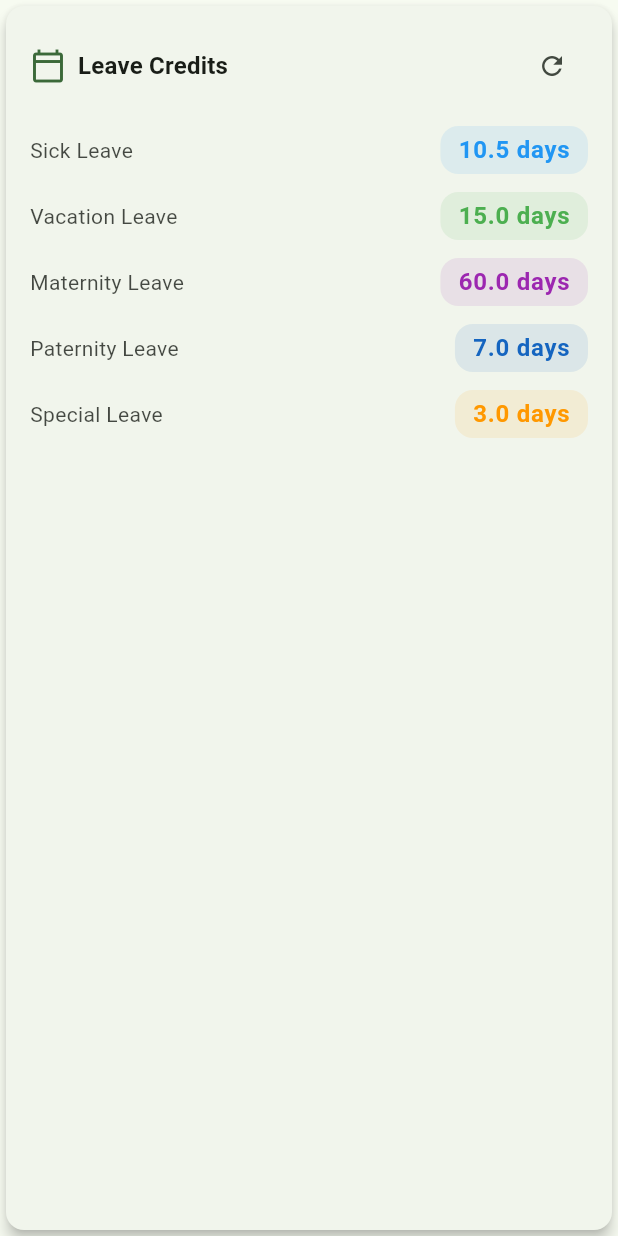
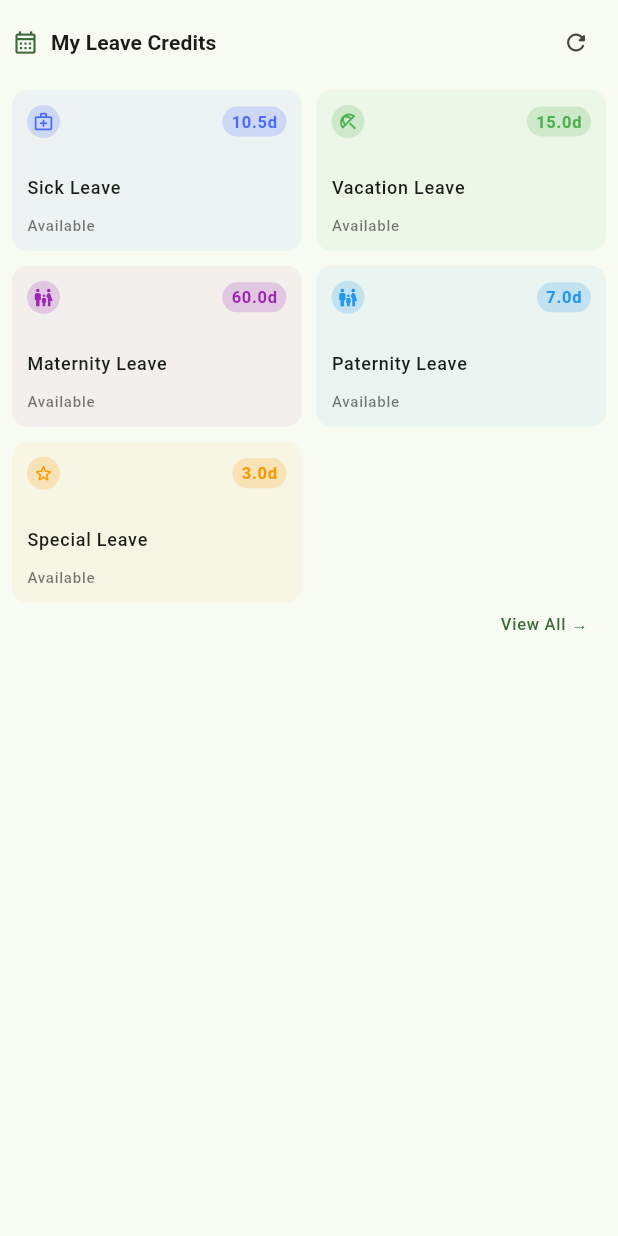
Before and after one commit to TjayAmit/portal, a Flutter app: the LeaveCreditsCard widget shown alone on an empty page, opened directly, on a phone screen of 412 x 824 dp. Run offline on Flutter 3.47's test engine with Material 3 defaults, Android fonts, the phone set to English and light mode, and no system bars; our stand-ins replace flutter_riverpod, google_fonts, local_auth; network calls fail.

Commit message:
refactor: make better design of leave credits on home page

```diff
--- a/lib/core/widgets/cards/leave_credits_card.dart
+++ b/lib/core/widgets/cards/leave_credits_card.dart
@@ -1,4 +1,3 @@
-
 import 'package:flutter/material.dart';
 import 'package:flutter_riverpod/flutter_riverpod.dart';
 import 'package:zcmc_portal/src/leave_applications/provider/leave_provider.dart';
@@ -31,79 +30,179 @@ class LeaveCreditsCard extends ConsumerWidget {
       return const Center(child: Text('No leave balances available'));
     }
 
-    return Card(
-      elevation: 4,
-      shape: RoundedRectangleBorder(
-        borderRadius: BorderRadius.circular(12),
-      ),
-      child: Padding(
-        padding: const EdgeInsets.all(16.0),
+    return Padding(
+      padding: const EdgeInsets.all(8.0),
       child: Column(
         crossAxisAlignment: CrossAxisAlignment.start,
         children: [
           Row(
             children: [
-                Icon(Icons.calendar_today_outlined, color: theme.primaryColor),
+              Icon(
+                Icons.calendar_month_outlined,
+                color: theme.primaryColor,
+                size: 18,
+              ),
               const SizedBox(width: 8),
               Text(
-                  'Leave Credits',
-                  style: textTheme.titleMedium?.copyWith(
-                    fontWeight: FontWeight.bold,
+                'My Leave Credits',
+                style: textTheme.titleSmall?.copyWith(
+                  fontWeight: FontWeight.w600,
                   color: theme.colorScheme.onSurface,
                 ),
               ),
               const Spacer(),
               IconButton(
-                  icon: const Icon(Icons.refresh),
-                  onPressed: () => ref.read(leaveControllerProvider.notifier).fetchLeaveBalances(),
-                  iconSize: 20,
+                icon: const Icon(Icons.refresh_rounded, size: 18),
+                onPressed: () =>
+                    ref.read(leaveControllerProvider.notifier).fetchLeaveBalances(),
                 padding: EdgeInsets.zero,
                 constraints: const BoxConstraints(),
+                tooltip: 'Refresh',
+                visualDensity: VisualDensity.compact,
               ),
             ],
           ),
-            const SizedBox(height: 16),
-            ...leaveBalances.entries.map((entry) {
-              return Padding(
-                padding: const EdgeInsets.only(bottom: 12.0),
-                child: Row(
-                  mainAxisAlignment: MainAxisAlignment.spaceBetween,
-                  children: [
-                    Text(
-                      _formatLeaveType(entry.key),
-                      style: textTheme.bodyMedium?.copyWith(
-                        color: theme.colorScheme.onSurface.withOpacity(0.8),
+          const SizedBox(height: 12),
+          GridView.count(
+            shrinkWrap: true,
+            physics: const NeverScrollableScrollPhysics(),
+            crossAxisCount: 2,
+            crossAxisSpacing: 10,
+            mainAxisSpacing: 10,
+            childAspectRatio: 1.8,
+            children: leaveBalances.entries.map((entry) {
+              return _buildLeaveCard(
+                context: context,
+                type: entry.key,
+                days: entry.value,
+                color: _getLeaveTypeColor(entry.key),
+              );
+            }).toList(),
           ),
-                    ),
-                    Container(
-                      padding: const EdgeInsets.symmetric(
-                        horizontal: 12,
-                        vertical: 4,
-                      ),
-                      decoration: BoxDecoration(
-                        color: _getLeaveTypeColor(entry.key).withOpacity(0.1),
-                        borderRadius: BorderRadius.circular(12),
+          const SizedBox(height: 4),
+          Align(
+            alignment: Alignment.centerRight,
+            child: TextButton(
+              onPressed: () {
+                // TODO: Navigate to leave application page
+              },
+              style: TextButton.styleFrom(
+                padding: const EdgeInsets.symmetric(horizontal: 12, vertical: 4),
+                minimumSize: Size.zero,
+                tapTargetSize: MaterialTapTargetSize.shrinkWrap,
               ),
               child: Text(
-                        '${entry.value.toStringAsFixed(1)} days',
-                        style: textTheme.bodyLarge?.copyWith(
-                          fontWeight: FontWeight.bold,
-                          color: _getLeaveTypeColor(entry.key),
+                'View All →',
+                style: textTheme.labelSmall?.copyWith(
+                  color: theme.primaryColor,
+                  fontWeight: FontWeight.w500,
+                  fontSize: 11,
+                  height: 1.1,
+                ),
               ),
             ),
           ),
         ],
       ),
     );
-            }).toList(),
+  }
+
+  Widget _buildLeaveCard({
+    required BuildContext context,
+    required String type,
+    required double days,
+    required Color color,
+  }) {
+    final theme = Theme.of(context);
+    final isDark = theme.brightness == Brightness.dark;
+
+    return Container(
+      decoration: BoxDecoration(
+        color: color.withOpacity(isDark ? 0.12 : 0.06),
+        borderRadius: BorderRadius.circular(10),
+      ),
+      padding: const EdgeInsets.all(10),
+      child: Column(
+        crossAxisAlignment: CrossAxisAlignment.start,
+        mainAxisAlignment: MainAxisAlignment.spaceBetween,
+        children: [
+          Row(
+            children: [
+              Container(
+                padding: const EdgeInsets.all(4),
+                decoration: BoxDecoration(
+                  color: color.withOpacity(0.2),
+                  shape: BoxShape.circle,
+                ),
+                child: Icon(
+                  _getLeaveIcon(type),
+                  color: color,
+                  size: 14,
+                ),
+              ),
+              const Spacer(),
+              Container(
+                padding:
+                    const EdgeInsets.symmetric(horizontal: 6, vertical: 2),
+                decoration: BoxDecoration(
+                  color: color.withOpacity(0.2),
+                  borderRadius: BorderRadius.circular(10),
+                ),
+                child: Text(
+                  '${days.toStringAsFixed(1)}d',
+                  style: theme.textTheme.labelSmall?.copyWith(
+                    color: color,
+                    fontWeight: FontWeight.w600,
+                    fontSize: 11,
+                  ),
+                ),
+              ),
             ],
           ),
+          const SizedBox(height: 2),
+          Text(
+            _formatLeaveType(type),
+            style: theme.textTheme.labelMedium?.copyWith(
+              fontWeight: FontWeight.w500,
+              color: theme.colorScheme.onSurface,
+              fontSize: 12,
+            ),
+            maxLines: 1,
+            overflow: TextOverflow.ellipsis,
+          ),
+          Text(
+            'Available',
+            style: theme.textTheme.labelSmall?.copyWith(
+              color: theme.colorScheme.onSurface.withOpacity(0.6),
+              fontSize: 10,
+              height: 1.2,
+            ),
+          ),
+        ],
       ),
     );
   }
 
+  IconData _getLeaveIcon(String type) {
+    switch (type.toLowerCase()) {
+      case 'sick_leave':
+        return Icons.medical_services_outlined;
+      case 'vacation_leave':
+        return Icons.beach_access_outlined;
+      case 'maternity_leave':
+        return Icons.family_restroom_outlined;
+      case 'paternity_leave':
+        return Icons.family_restroom_outlined;
+      case 'special_leave':
+        return Icons.star_outline_rounded;
+      default:
+        return Icons.calendar_today_outlined;
+    }
+  }
+
   String _formatLeaveType(String type) {
-    return type.split('_')
+    return type
+        .split('_')
         .map((word) => '${word[0].toUpperCase()}${word.substring(1)}')
         .join(' ');
   }
@@ -111,15 +210,15 @@ class LeaveCreditsCard extends ConsumerWidget {
   Color _getLeaveTypeColor(String type) {
     switch (type.toLowerCase()) {
       case 'sick_leave':
-        return Colors.blue;
+        return const Color(0xFF4A6BFF);
       case 'vacation_leave':
-        return Colors.green;
+        return const Color(0xFF4CAF50);
       case 'maternity_leave':
-        return Colors.purple;
+        return const Color(0xFF9C27B0);
       case 'paternity_leave':
-        return Colors.blue[800]!;
+        return const Color(0xFF2196F3);
       case 'special_leave':
-        return Colors.orange;
+        return const Color(0xFFFF9800);
       default:
         return Colors.grey;
     }
--- a/lib/src/dashboard/view/dashboard_page.dart
+++ b/lib/src/dashboard/view/dashboard_page.dart
@@ -7,13 +7,14 @@ class DashboardPage extends StatelessWidget {
 
   @override
   Widget build(BuildContext context) {
-    return Column(
-      children: [
-        const SizedBox(height: 20),
-        const TodayDTRWidget(),
-        const SizedBox(height: 20),
-        const LeaveCreditsCard(),
-      ],
+    return SingleChildScrollView(
+      child: Column(
+        children: [
+          const SizedBox(height: 20),
+          const TodayDTRWidget(),
+          const LeaveCreditsCard(),
+        ],
+      ),
     );
   }
 }
```
Lines whose indentation alone changed are shown as unchanged.
